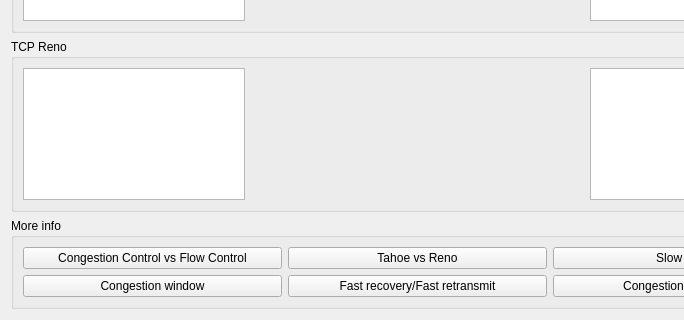
The window that congestionwindow.ui (AONunan/FinalYearProject) describes before a commit, drawn with Qt 5; both pictures show x 0 to 684 and y 219 to 539 of the 835 by 539 pixel window.
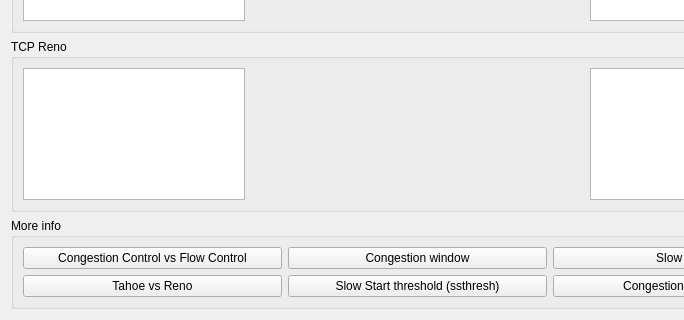
The same window after the commit. Custom widgets are drawn as their Qt base class.

Commit message: Added explanations of congestion terms

Diff of the .ui file:
```diff
--- a/congestionwindow.ui
+++ b/congestionwindow.ui
@@ -122,14 +122,7 @@
         <item row="2" column="1">
          <widget class="QPushButton" name="pushButton_info_frft">
           <property name="text">
-           <string>Fast recovery/Fast retransmit</string>
-          </property>
-         </widget>
-        </item>
-        <item row="2" column="0">
-         <widget class="QPushButton" name="pushButton_info_cwnd">
-          <property name="text">
-           <string>Congestion window</string>
+           <string>Slow Start threshold (ssthresh)</string>
           </property>
          </widget>
         </item>
@@ -140,13 +133,6 @@
           </property>
          </widget>
         </item>
-        <item row="1" column="1">
-         <widget class="QPushButton" name="pushButton_info_t_vs_r">
-          <property name="text">
-           <string>Tahoe vs Reno</string>
-          </property>
-         </widget>
-        </item>
         <item row="2" column="2">
          <widget class="QPushButton" name="pushButton_info_cong_avoid">
           <property name="text">
@@ -161,6 +147,20 @@
           </property>
          </widget>
         </item>
+        <item row="2" column="0">
+         <widget class="QPushButton" name="pushButton_info_t_vs_r">
+          <property name="text">
+           <string>Tahoe vs Reno</string>
+          </property>
+         </widget>
+        </item>
+        <item row="1" column="1">
+         <widget class="QPushButton" name="pushButton_info_cwnd">
+          <property name="text">
+           <string>Congestion window</string>
+          </property>
+         </widget>
+        </item>
        </layout>
       </widget>
      </item>
```
Left out of the diff: 2 changed lines with no effect on the pictures. The commit also changes 2 other files.
